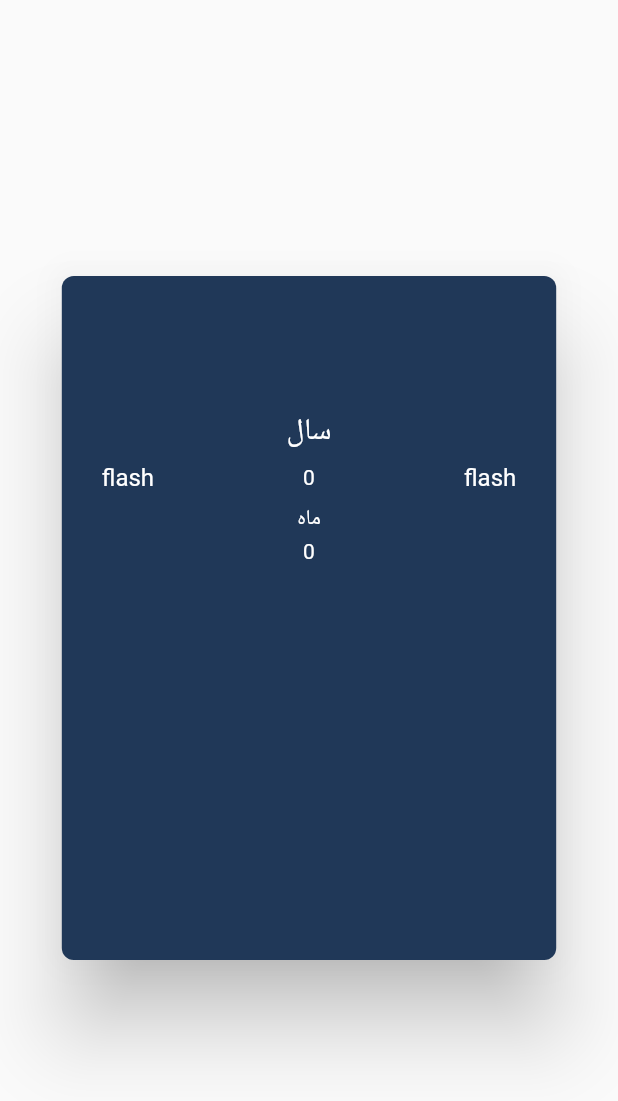
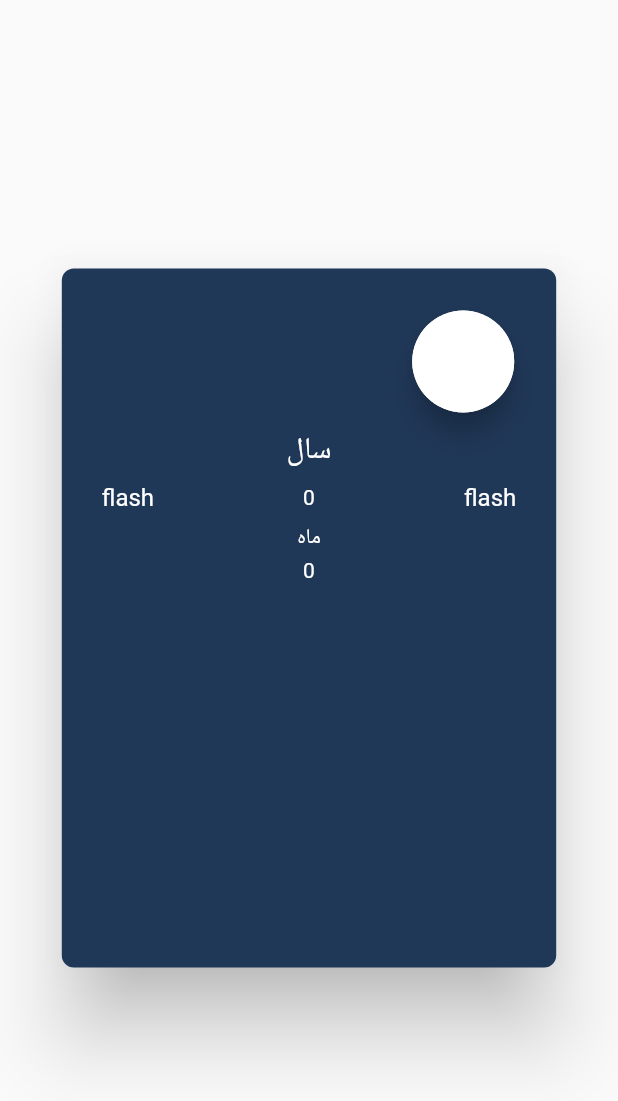
Before and after one commit to Abiri99/PersianDatePicker, a Flutter app: what pdpDialog() shows on an empty page, opened directly, on a phone screen of 412 x 824 dp. Shown: the top 1101 px of the screen. Run offline on Flutter 3.47's test engine with Material 2 defaults, Android fonts, the phone set to English and light mode, and no system bars.

Commit message:
round card added

```diff
--- a/lib/components/pdp_dialog.dart
+++ b/lib/components/pdp_dialog.dart
@@ -9,6 +9,7 @@ class pdpDialog extends StatefulWidget {
 class _pdpDialogState extends State<pdpDialog> {
   double _height = 400;
   var _fColor = Colors.white, _sColor = Color(0xFF203858);
+  double _cHeight = 68, _cWidth = 68;
   @override
   Widget build(BuildContext context) {
     return AlertDialog(
@@ -24,23 +25,29 @@ class _pdpDialogState extends State<pdpDialog> {
           // print(_visible);
         },
         child: Align(
-          alignment: Alignment.centerRight,
-          child: Container(
-            height: 50,
-            width: 50,
-            decoration: BoxDecoration(
-              borderRadius: BorderRadius.circular(100),
-            ),
-          )
-        ),
+            alignment: Alignment.centerRight,
+            child: Card(
+              elevation: 8,
+              shape: RoundedRectangleBorder(
+                borderRadius: BorderRadius.circular(100.0),
+              ),
+              child: Container(
+                height: _cHeight,
+                width: _cWidth,
+                decoration: BoxDecoration(
+                  borderRadius: BorderRadius.circular(100.0),
+                  color: _fColor,
+                ),
+              ),
+            )),
       ),
       content: pdp(),
       backgroundColor: _sColor,
       contentPadding: EdgeInsets.only(
         left: 0,
         right: 0,
-        top: 16,
-        bottom: 16,
+        top: 8,
+        bottom: 8,
       ),
     );
   }
```
